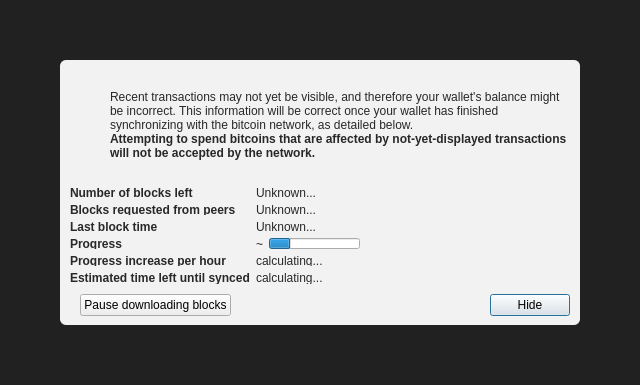
Old version of the form src/qt/forms/modaloverlay.ui in the repository litecoinz-core/bitcoin.
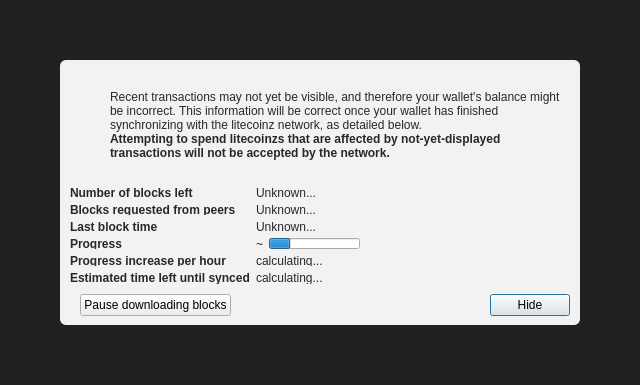
New version of the form. Icons and pictures are not drawn. Custom widgets are drawn as their Qt base class.

Commit message: [litecoinz] Rebrand

```diff
--- a/src/qt/forms/modaloverlay.ui
+++ b/src/qt/forms/modaloverlay.ui
@@ -130,7 +130,7 @@
              <item>
               <widget class="QLabel" name="infoText">
                <property name="text">
-                <string>Recent transactions may not yet be visible, and therefore your wallet's balance might be incorrect. This information will be correct once your wallet has finished synchronizing with the bitcoin network, as detailed below.</string>
+                <string>Recent transactions may not yet be visible, and therefore your wallet's balance might be incorrect. This information will be correct once your wallet has finished synchronizing with the litecoinz network, as detailed below.</string>
                </property>
                <property name="textFormat">
                 <enum>Qt::RichText</enum>
@@ -149,7 +149,7 @@
                 </font>
                </property>
                <property name="text">
-                <string>Attempting to spend bitcoins that are affected by not-yet-displayed transactions will not be accepted by the network.</string>
+                <string>Attempting to spend litecoinzs that are affected by not-yet-displayed transactions will not be accepted by the network.</string>
                </property>
                <property name="textFormat">
                 <enum>Qt::RichText</enum>
```
The commit also changes 103 other files.
